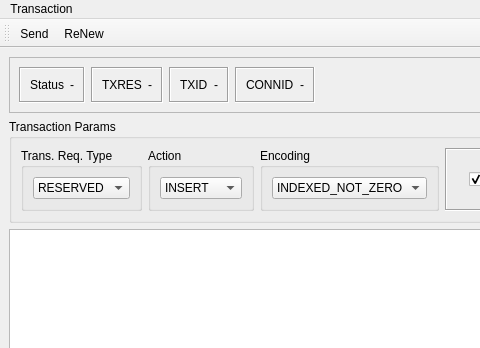
The window that toolkit/vlg_toolkit_tx_window.ui (richter82/vulgaris) describes before a commit, drawn with Qt 5; both pictures show x 0 to 480 and y 0 to 348 of the 800 by 678 pixel window.
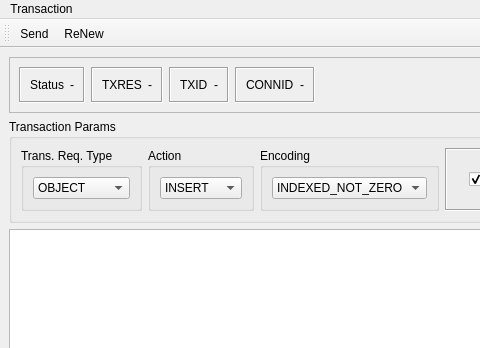
The same window after the commit. Icons and pictures are not drawn.

Patch:
```diff
--- a/toolkit/vlg_toolkit_tx_window.ui
+++ b/toolkit/vlg_toolkit_tx_window.ui
@@ -224,7 +224,7 @@
           <item>
            <widget class="QComboBox" name="cfg_tx_reqtype_cb">
             <property name="currentIndex">
-             <number>0</number>
+             <number>3</number>
             </property>
             <item>
              <property name="text">
```
